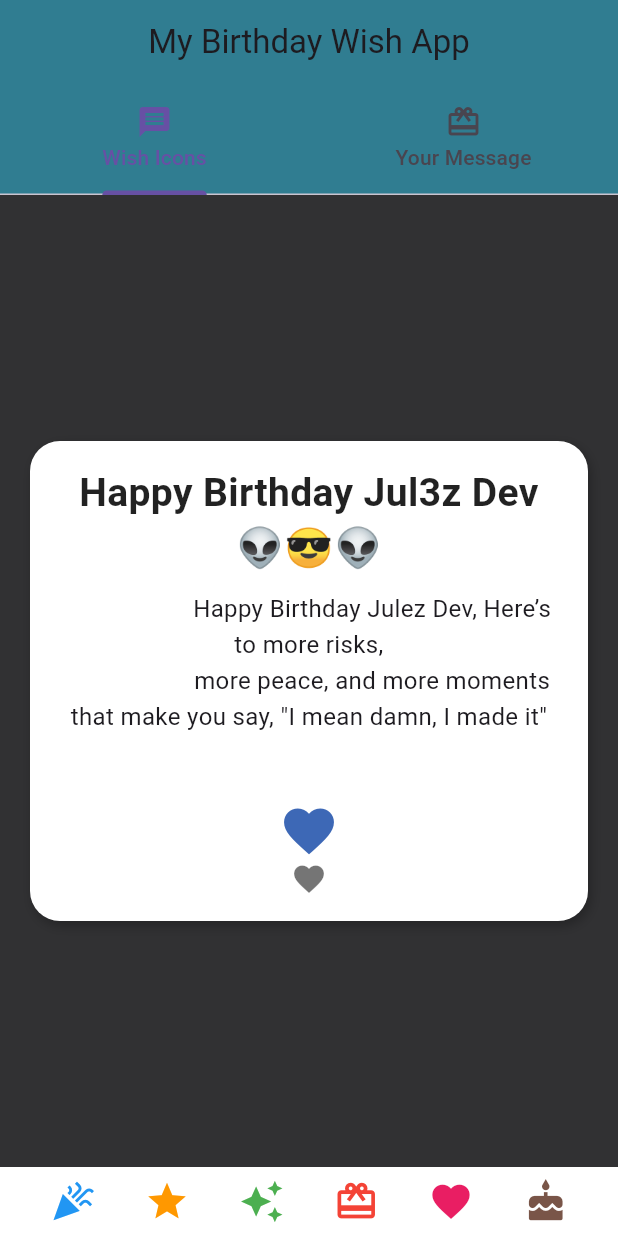
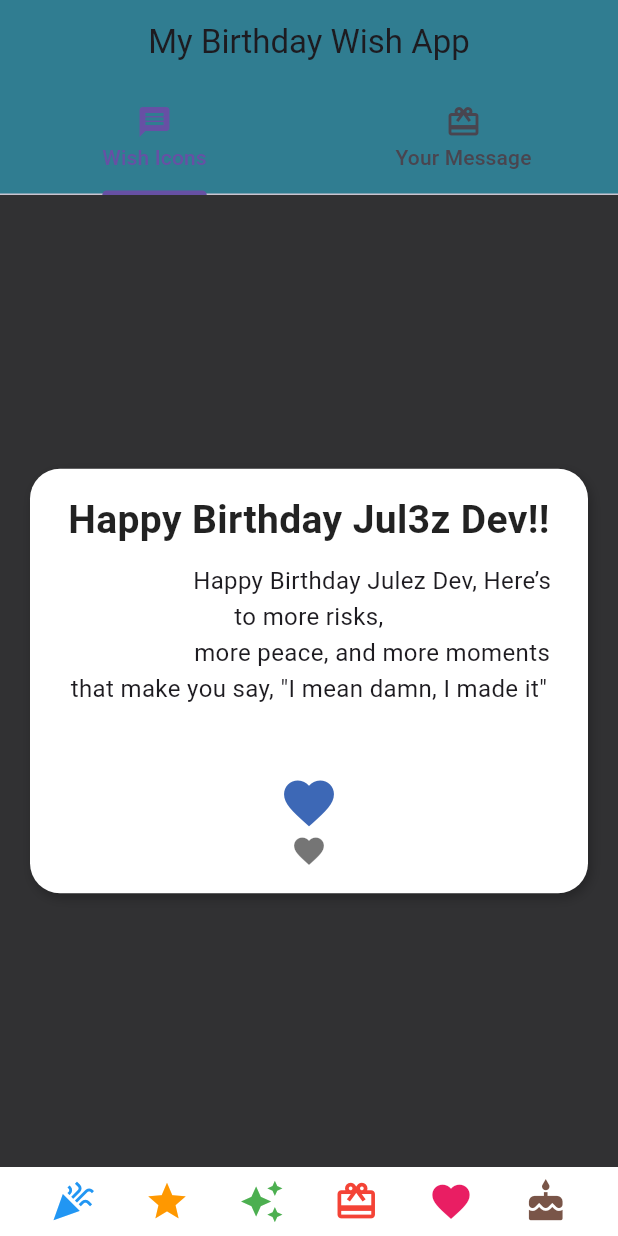
Before and after one commit to JulezD3v/Jul3zDEv, a Flutter app: the screen it shows after launch, on a phone screen of 412 x 824 dp. Run offline on Flutter 3.47's test engine with Material 3 defaults, Android fonts, the phone set to English and light mode, and no system bars.

Commit message:
Revamped code

```diff
--- a/MobDev/Simply_flutter/simply_app/lib/front.dart
+++ b/MobDev/Simply_flutter/simply_app/lib/front.dart
@@ -29,7 +29,7 @@ class FrontPage extends StatelessWidget {
                 child: Column(
                   children: [
                     Text(
-                      'Happy Birthday Jul3z Dev 👽😎👽',
+                      'Happy Birthday Jul3z Dev!!',
                       style: const TextStyle(
                         fontSize: 26,
                         fontWeight: FontWeight.bold,
--- a/MobDev/Simply_flutter/simply_app/lib/main.dart
+++ b/MobDev/Simply_flutter/simply_app/lib/main.dart
@@ -61,7 +61,7 @@ class _HomeScreenState extends State<HomeScreen>
               ],
             ),
           ),
-          // Icons always visible at the bottom
+
           Align(
             alignment: Alignment.bottomCenter,
             child: Container(
--- a/MobDev/Simply_flutter/simply_app/lib/message.dart
+++ b/MobDev/Simply_flutter/simply_app/lib/message.dart
@@ -29,7 +29,7 @@ class MessagePage extends StatelessWidget {
                 child: Column(
                   children: [
                     Text(
-                      'Happy Birthday Jul3z Dev 👽😎👽',
+                      'Happy Birthday Jul3z Dev!!!',
                       style: const TextStyle(
                         fontSize: 26,
                         fontWeight: FontWeight.bold,
@@ -40,7 +40,7 @@ class MessagePage extends StatelessWidget {
                     const SizedBox(height: 10),
                     const Text(
                       '''
-✨Happy Birthday, Legend✨
+  Happy Birthday, Legend
 
 Today isn’t just another day — it’s your reminder that you’ve made it
 through storms others wouldn’t survive. You’ve grown, evolved, and
```
Also changed, not shown: MobDev/Capture.PNG, 2 other files.
